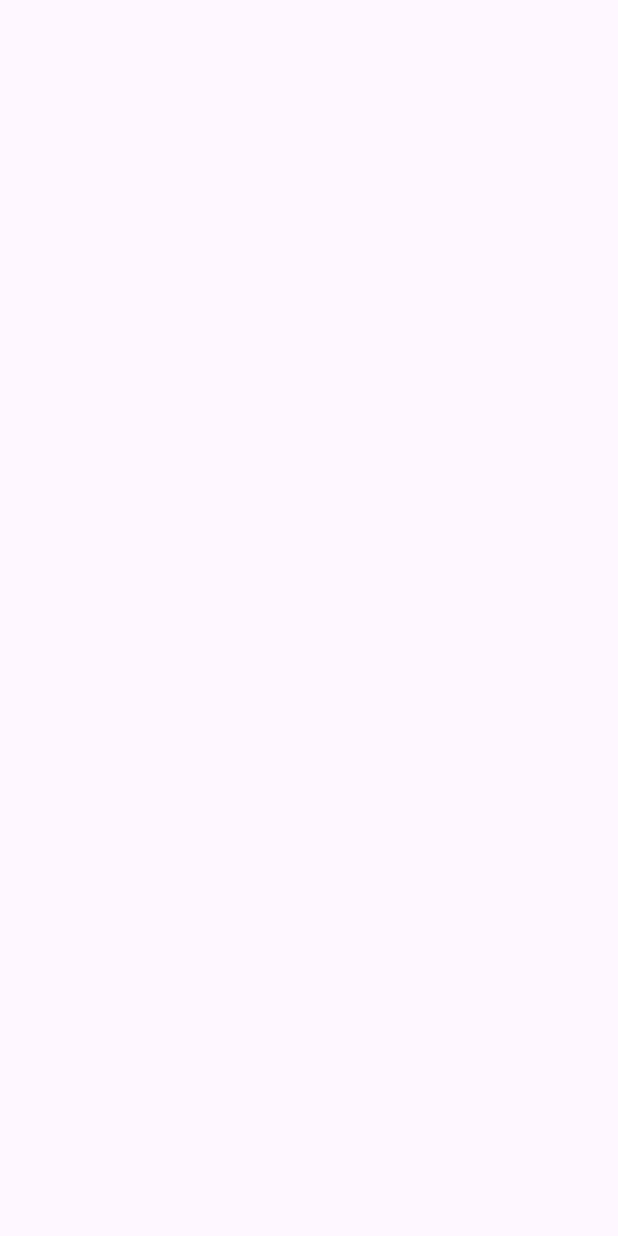
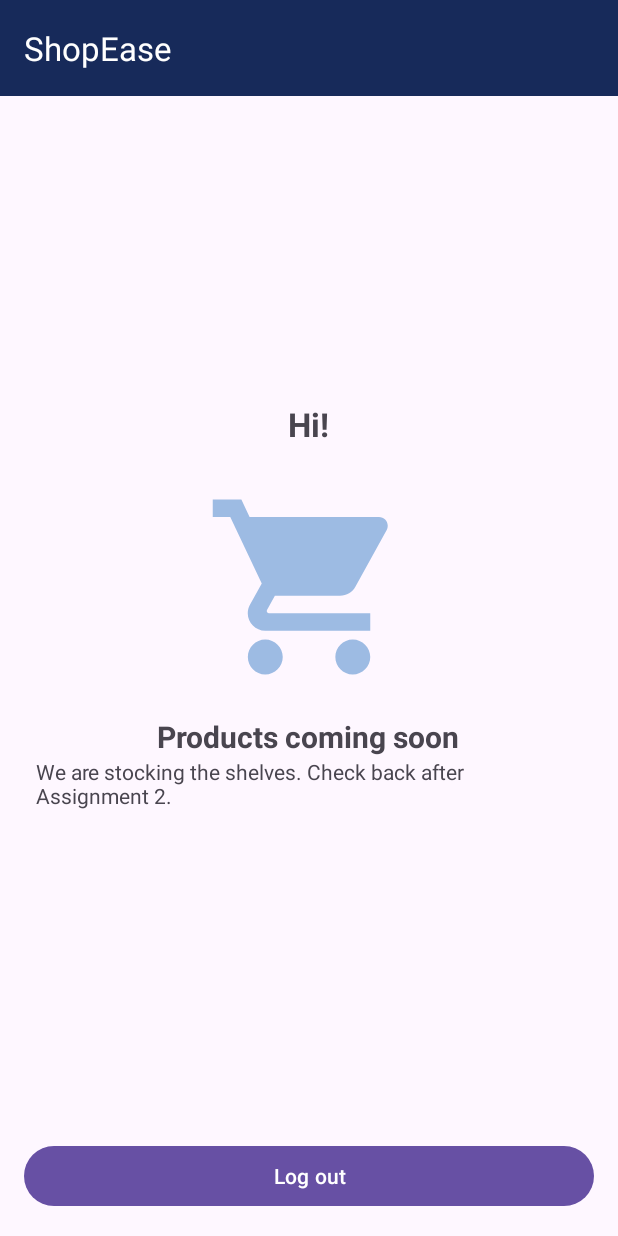
Before and after one commit to fuzail-04/shopease-23cs27, an Android app: the screen it shows after launch once a user with an empty profile is signed in (ProductListActivity), on a phone screen of 412 x 824 dp. Before the commit the screen is empty. Run offline under Robolectric (Android 15) with nearby library versions, the phone set to English and light mode, and no system bars; our stand-ins replace Firebase (no records; nobody signed in at launch, a user with empty details on screens opened directly).

Commit message:
feat(products): add product list placeholder with logout

```diff
--- a/app/src/main/java/pk/edu/nfciet/shopease/ProductListActivity.java
+++ b/app/src/main/java/pk/edu/nfciet/shopease/ProductListActivity.java
@@ -1,24 +1,66 @@
 package pk.edu.nfciet.shopease;
 
+import android.content.Intent;
 import android.os.Bundle;
+import android.widget.TextView;
 
-import androidx.activity.EdgeToEdge;
 import androidx.appcompat.app.AppCompatActivity;
-import androidx.core.graphics.Insets;
-import androidx.core.view.ViewCompat;
-import androidx.core.view.WindowInsetsCompat;
+
+import com.google.firebase.auth.FirebaseAuth;
+import com.google.firebase.auth.FirebaseUser;
+import com.google.firebase.firestore.FirebaseFirestore;
 
 public class ProductListActivity extends AppCompatActivity {
 
     @Override
     protected void onCreate(Bundle savedInstanceState) {
         super.onCreate(savedInstanceState);
-        EdgeToEdge.enable(this);
         setContentView(R.layout.activity_product_list);
-        ViewCompat.setOnApplyWindowInsetsListener(findViewById(R.id.main), (v, insets) -> {
-            Insets systemBars = insets.getInsets(WindowInsetsCompat.Type.systemBars());
-            v.setPadding(systemBars.left, systemBars.top, systemBars.right, systemBars.bottom);
-            return insets;
-        });
+
+        FirebaseUser user =
+                FirebaseAuth.getInstance().getCurrentUser();
+
+        if (user == null) {
+            goToLogin();
+            return;
+        }
+
+        TextView tvHello = findViewById(R.id.tvHello);
+
+        FirebaseFirestore.getInstance()
+                .collection("users")
+                .document(user.getUid())
+                .get()
+                .addOnSuccessListener(doc -> {
+
+                    String name = doc.getString("name");
+
+                    if (name != null) {
+                        tvHello.setText("Hi, " + name);
+                    }
+                });
+
+        findViewById(R.id.btnLogout)
+                .setOnClickListener(v -> {
+
+                    FirebaseAuth.getInstance().signOut();
+                    goToLogin();
+
+                });
+    }
+
+    private void goToLogin() {
+
+        Intent i = new Intent(
+                this,
+                LoginActivity.class
+        );
+
+        i.setFlags(
+                Intent.FLAG_ACTIVITY_NEW_TASK |
+                        Intent.FLAG_ACTIVITY_CLEAR_TASK
+        );
+
+        startActivity(i);
     }
 }
--- a/app/src/main/res/layout/activity_product_list.xml
+++ b/app/src/main/res/layout/activity_product_list.xml
@@ -1,10 +1,63 @@
 <?xml version="1.0" encoding="utf-8"?>
-<androidx.constraintlayout.widget.ConstraintLayout xmlns:android="http://schemas.android.com/apk/res/android"
+<LinearLayout
+    xmlns:android="http://schemas.android.com/apk/res/android"
     xmlns:app="http://schemas.android.com/apk/res-auto"
-    xmlns:tools="http://schemas.android.com/tools"
-    android:id="@+id/main"
     android:layout_width="match_parent"
     android:layout_height="match_parent"
-    tools:context=".ProductListActivity">
+    android:orientation="vertical">
 
-</androidx.constraintlayout.widget.ConstraintLayout>
+    <com.google.android.material.appbar.MaterialToolbar
+        android:id="@+id/toolbar"
+        android:layout_width="match_parent"
+        android:layout_height="?attr/actionBarSize"
+        android:background="@color/brand_navy"
+        app:title="@string/app_name"
+        app:titleTextColor="@android:color/white" />
+
+    <LinearLayout
+        android:layout_width="match_parent"
+        android:layout_height="0dp"
+        android:layout_weight="1"
+        android:gravity="center"
+        android:orientation="vertical"
+        android:padding="24dp">
+
+        <TextView
+            android:id="@+id/tvHello"
+            android:layout_width="wrap_content"
+            android:layout_height="wrap_content"
+            android:text="Hi!"
+            android:textSize="22sp"
+            android:textStyle="bold" />
+
+        <ImageView
+            android:layout_width="140dp"
+            android:layout_height="140dp"
+            android:layout_marginTop="24dp"
+            android:src="@drawable/ic_shopping_cart"
+            android:contentDescription="@string/app_name"
+            app:tint="#9DBBE3" />
+
+        <TextView
+            android:layout_width="wrap_content"
+            android:layout_height="wrap_content"
+            android:layout_marginTop="16dp"
+            android:text="Products coming soon"
+            android:textSize="20sp"
+            android:textStyle="bold" />
+
+        <TextView
+            android:layout_width="wrap_content"
+            android:layout_height="wrap_content"
+            android:text="We are stocking the shelves. Check back after Assignment 2." />
+
+    </LinearLayout>
+
+    <Button
+        android:id="@+id/btnLogout"
+        android:layout_width="match_parent"
+        android:layout_height="wrap_content"
+        android:layout_margin="16dp"
+        android:text="Log out" />
+
+</LinearLayout>
```
